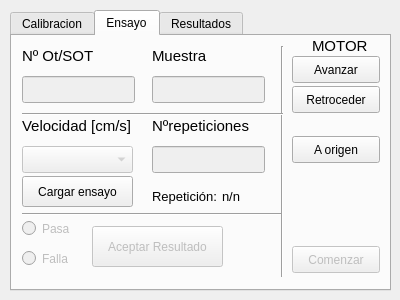
First picture: the form in ProgramaSalpicaduras/salpicaduras.ui, repository tinchofiuba/arduinoNema17, before the edit.
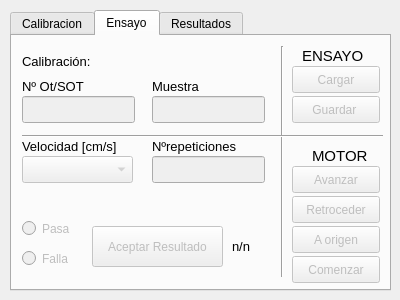
Second picture: the form after the edit. The open tabs and pages were chosen to show the change.

Diff of the .ui file:
```diff
--- a/ProgramaSalpicaduras/salpicaduras.ui
+++ b/ProgramaSalpicaduras/salpicaduras.ui
@@ -415,10 +415,13 @@
      <string>Ensayo</string>
     </attribute>
     <widget class="QPushButton" name="pushButtonAvanzar">
+     <property name="enabled">
+      <bool>false</bool>
+     </property>
      <property name="geometry">
       <rect>
        <x>280</x>
-       <y>20</y>
+       <y>130</y>
        <width>88</width>
        <height>27</height>
       </rect>
@@ -428,10 +431,13 @@
      </property>
     </widget>
     <widget class="QPushButton" name="pushButtonRetroceder">
+     <property name="enabled">
+      <bool>false</bool>
+     </property>
      <property name="geometry">
       <rect>
        <x>280</x>
-       <y>50</y>
+       <y>160</y>
        <width>88</width>
        <height>27</height>
       </rect>
@@ -444,7 +450,7 @@
      <property name="geometry">
       <rect>
        <x>300</x>
-       <y>0</y>
+       <y>110</y>
        <width>71</width>
        <height>20</height>
       </rect>
@@ -459,10 +465,13 @@
      </property>
     </widget>
     <widget class="QPushButton" name="pushButtonOrigen">
+     <property name="enabled">
+      <bool>false</bool>
+     </property>
      <property name="geometry">
       <rect>
        <x>280</x>
-       <y>100</y>
+       <y>190</y>
        <width>88</width>
        <height>27</height>
       </rect>
@@ -478,7 +487,7 @@
      <property name="geometry">
       <rect>
        <x>280</x>
-       <y>210</y>
+       <y>220</y>
        <width>88</width>
        <height>27</height>
       </rect>
@@ -494,7 +503,7 @@
      <property name="geometry">
       <rect>
        <x>10</x>
-       <y>110</y>
+       <y>120</y>
        <width>111</width>
        <height>27</height>
       </rect>
@@ -504,14 +513,14 @@
      <property name="geometry">
       <rect>
        <x>10</x>
-       <y>80</y>
+       <y>100</y>
        <width>111</width>
        <height>20</height>
       </rect>
      </property>
      <property name="font">
       <font>
-       <pointsize>11</pointsize>
+       <pointsize>10</pointsize>
       </font>
      </property>
      <property name="text">
@@ -550,19 +559,6 @@
       <string>Falla</string>
      </property>
     </widget>
-    <widget class="Line" name="line_2">
-     <property name="geometry">
-      <rect>
-       <x>10</x>
-       <y>170</y>
-       <width>261</width>
-       <height>16</height>
-      </rect>
-     </property>
-     <property name="orientation">
-      <enum>Qt::Horizontal</enum>
-     </property>
-    </widget>
     <widget class="QPushButton" name="pushButtonAceptarResultado">
      <property name="enabled">
       <bool>false</bool>
@@ -592,19 +588,6 @@
       <enum>Qt::Vertical</enum>
      </property>
     </widget>
-    <widget class="QPushButton" name="pushButtonCargarEnsayo">
-     <property name="geometry">
-      <rect>
-       <x>10</x>
-       <y>140</y>
-       <width>111</width>
-       <height>31</height>
-      </rect>
-     </property>
-     <property name="text">
-      <string>Cargar ensayo</string>
-     </property>
-    </widget>
     <widget class="QLineEdit" name="lineEditOTSOT">
      <property name="enabled">
       <bool>false</bool>
@@ -612,7 +595,7 @@
      <property name="geometry">
       <rect>
        <x>10</x>
-       <y>40</y>
+       <y>60</y>
        <width>113</width>
        <height>27</height>
       </rect>
@@ -622,14 +605,14 @@
      <property name="geometry">
       <rect>
        <x>10</x>
-       <y>10</y>
+       <y>40</y>
        <width>111</width>
        <height>20</height>
       </rect>
      </property>
      <property name="font">
       <font>
-       <pointsize>11</pointsize>
+       <pointsize>10</pointsize>
       </font>
      </property>
      <property name="text">
@@ -643,7 +626,7 @@
      <property name="geometry">
       <rect>
        <x>140</x>
-       <y>40</y>
+       <y>60</y>
        <width>113</width>
        <height>27</height>
       </rect>
@@ -653,45 +636,32 @@
      <property name="geometry">
       <rect>
        <x>140</x>
-       <y>10</y>
+       <y>40</y>
        <width>111</width>
        <height>20</height>
       </rect>
      </property>
      <property name="font">
       <font>
-       <pointsize>11</pointsize>
+       <pointsize>10</pointsize>
       </font>
      </property>
      <property name="text">
       <string>Muestra</string>
      </property>
     </widget>
-    <widget class="Line" name="line_6">
-     <property name="geometry">
-      <rect>
-       <x>10</x>
-       <y>70</y>
-       <width>261</width>
-       <height>16</height>
-      </rect>
-     </property>
-     <property name="orientation">
-      <enum>Qt::Horizontal</enum>
-     </property>
-    </widget>
     <widget class="QLabel" name="labelNumeroRepeticiones">
      <property name="geometry">
       <rect>
        <x>140</x>
-       <y>80</y>
+       <y>100</y>
        <width>111</width>
        <height>20</height>
       </rect>
      </property>
      <property name="font">
       <font>
-       <pointsize>11</pointsize>
+       <pointsize>10</pointsize>
       </font>
      </property>
      <property name="text">
@@ -705,35 +675,17 @@
      <property name="geometry">
       <rect>
        <x>140</x>
-       <y>110</y>
+       <y>120</y>
        <width>113</width>
        <height>27</height>
       </rect>
      </property>
     </widget>
-    <widget class="QLabel" name="labelNumeroRepeticion">
-     <property name="geometry">
-      <rect>
-       <x>140</x>
-       <y>150</y>
-       <width>71</width>
-       <height>20</height>
-      </rect>
-     </property>
-     <property name="font">
-      <font>
-       <pointsize>10</pointsize>
-      </font>
-     </property>
-     <property name="text">
-      <string>Repetición:</string>
-     </property>
-    </widget>
     <widget class="QLabel" name="labelValorRepeticion">
      <property name="geometry">
       <rect>
-       <x>210</x>
-       <y>150</y>
+       <x>220</x>
+       <y>200</y>
        <width>31</width>
        <height>20</height>
       </rect>
@@ -747,6 +699,105 @@
       <string>n/n</string>
      </property>
     </widget>
+    <widget class="QLabel" name="labelCalibracionSeleccionada">
+     <property name="geometry">
+      <rect>
+       <x>10</x>
+       <y>10</y>
+       <width>71</width>
+       <height>31</height>
+      </rect>
+     </property>
+     <property name="font">
+      <font>
+       <pointsize>10</pointsize>
+      </font>
+     </property>
+     <property name="text">
+      <string>Calibración:</string>
+     </property>
+    </widget>
+    <widget class="QLabel" name="labelNombreArchivoCalibracion">
+     <property name="geometry">
+      <rect>
+       <x>80</x>
+       <y>10</y>
+       <width>171</width>
+       <height>31</height>
+      </rect>
+     </property>
+     <property name="font">
+      <font>
+       <pointsize>10</pointsize>
+      </font>
+     </property>
+     <property name="text">
+      <string/>
+     </property>
+    </widget>
+    <widget class="QPushButton" name="pushButtonCargarEnsayo">
+     <property name="enabled">
+      <bool>false</bool>
+     </property>
+     <property name="geometry">
+      <rect>
+       <x>280</x>
+       <y>30</y>
+       <width>88</width>
+       <height>27</height>
+      </rect>
+     </property>
+     <property name="text">
+      <string>Cargar</string>
+     </property>
+    </widget>
+    <widget class="QPushButton" name="pushButtonGuardarEnsayo">
+     <property name="enabled">
+      <bool>false</bool>
+     </property>
+     <property name="geometry">
+      <rect>
+       <x>280</x>
+       <y>60</y>
+       <width>88</width>
+       <height>27</height>
+      </rect>
+     </property>
+     <property name="text">
+      <string>Guardar </string>
+     </property>
+    </widget>
+    <widget class="QLabel" name="labelMotor_3">
+     <property name="geometry">
+      <rect>
+       <x>290</x>
+       <y>10</y>
+       <width>71</width>
+       <height>20</height>
+      </rect>
+     </property>
+     <property name="font">
+      <font>
+       <pointsize>11</pointsize>
+      </font>
+     </property>
+     <property name="text">
+      <string>ENSAYO</string>
+     </property>
+    </widget>
+    <widget class="Line" name="line_7">
+     <property name="geometry">
+      <rect>
+       <x>10</x>
+       <y>90</y>
+       <width>361</width>
+       <height>20</height>
+      </rect>
+     </property>
+     <property name="orientation">
+      <enum>Qt::Horizontal</enum>
+     </property>
+    </widget>
    </widget>
    <widget class="QWidget" name="resultados">
     <attribute name="title">
```
Left out of the diff: 136 changed lines with no effect on the pictures.
